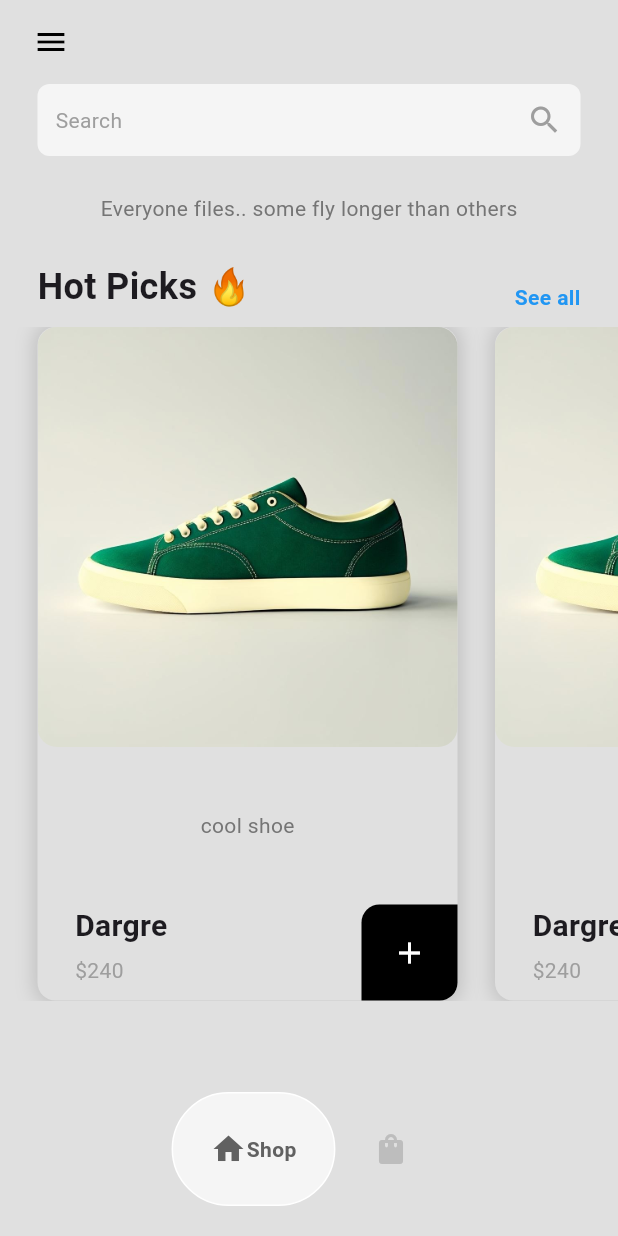
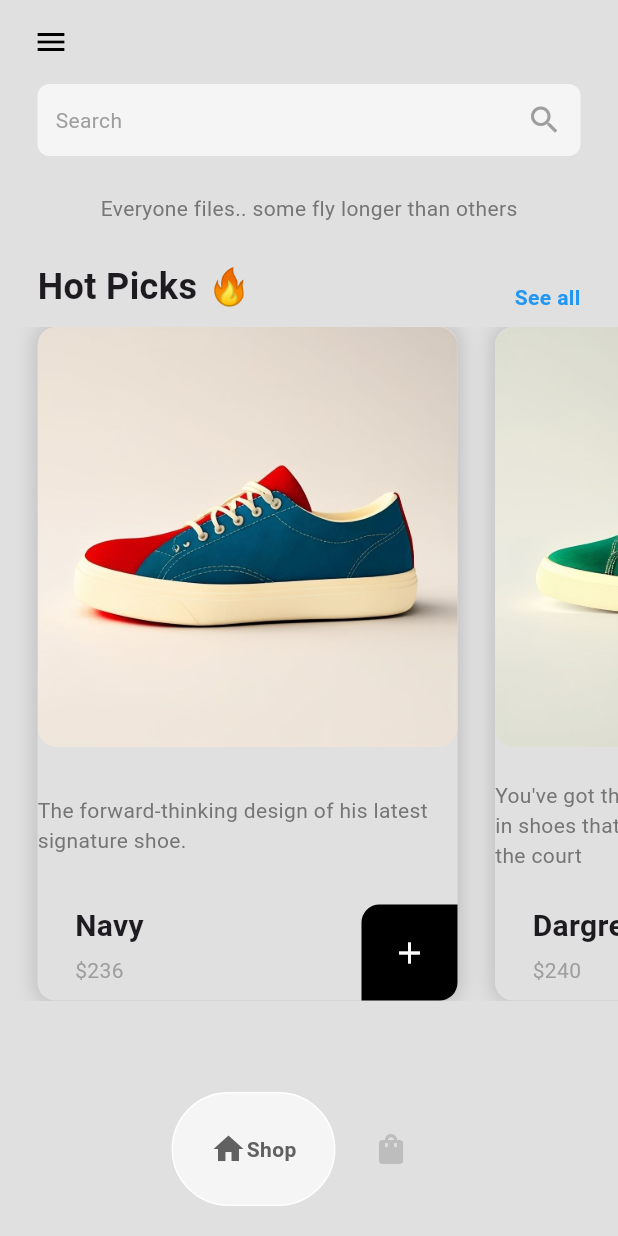
Before and after one commit to zehrayldz00/sneaker-shop, a Flutter app: the screen it shows after launch, after a tap on "Shop Now", on a phone screen of 412 x 824 dp. Run offline on Flutter 3.47's test engine with Material 3 defaults, Android fonts, the phone set to English and light mode, and no system bars; drawn by our look-alikes of google_nav_bar.

Commit message:
shoes automatically called.

```diff
--- a/lib/main.dart
+++ b/lib/main.dart
@@ -1,4 +1,6 @@
 import 'package:flutter/material.dart';
+import 'package:provider/provider.dart';
+import 'package:sneaker_shop/models/cart.dart';
 import 'package:sneaker_shop/pages/intro_page.dart';
 
 void main() {
@@ -10,9 +12,11 @@ class MyApp extends StatelessWidget {
 
   @override
   Widget build(BuildContext context) {
-    return const MaterialApp(
-      debugShowCheckedModeBanner: false,
-      home: IntroPage(),
+    return ChangeNotifierProvider(
+      create: (context) => Cart(),
+      builder: (context, child) => const MaterialApp(
+        home:IntroPage(),
+      ),
     );
   }
 }
--- a/lib/models/cart.dart
+++ b/lib/models/cart.dart
@@ -1,13 +1,58 @@
-class Cart{
+import 'package:flutter/cupertino.dart';
+
+import 'shoe.dart';
+
+class Cart extends ChangeNotifier{
   //list of shoes
+  List<Shoe> shoeShop = [
+    Shoe(
+        name: "Navy",
+        price: "236",
+        description:
+            "The forward-thinking design of his latest signature shoe.",
+        imagePath: "assets/images/navy.png"),
+    Shoe(
+        name: "Dargre",
+        price: "240",
+        description:
+            "You've got the hops and the speed-lace up in shoes that enhance what you bring to the court",
+        imagePath: "assets/images/dargre.png"),
+    Shoe(
+        name: "Henna",
+        price: "220",
+        description:
+            "A secure midfoot strap is suited for scoring binges and defensive stands, so that you can lock in and keep winning.",
+        imagePath: "assets/images/henna.png"),
+    Shoe(
+        name: "Neo",
+        price: "210",
+        description:
+            "The forward-thinking design of his latest signature shoe.",
+        imagePath: "assets/images/neo.png"),
+  ];
 
-  //list of items
+  //list of items in user cart
+  List<Shoe> userCart= [];
 
   //get list of items for sale
+  List<Shoe> getShoeList(){
+    return shoeShop;
+  }
 
   // get cart
+  List<Shoe> getUserCart(){
+    return userCart;
+  }
 
   //add items to cart
+  void addItemToCart(Shoe shoe){
+    userCart.add(shoe);
+    notifyListeners();
+  }
 
   //remove items from cart
+  void removeItemFromCart(Shoe shoe){
+    userCart.remove(shoe);
+    notifyListeners();
+  }
 }
--- a/lib/pages/shop_page.dart
+++ b/lib/pages/shop_page.dart
@@ -1,7 +1,9 @@
 import 'package:flutter/material.dart';
+import 'package:provider/provider.dart';
 import 'package:sneaker_shop/models/shoe.dart';
 
 import '../components/shoe_tile.dart';
+import '../models/cart.dart';
 
 class ShopPage extends StatefulWidget {
   const ShopPage({super.key});
@@ -13,7 +15,8 @@ class ShopPage extends StatefulWidget {
 class _ShopPageState extends State<ShopPage> {
   @override
   Widget build(BuildContext context) {
-    return Column(
+    return Consumer<Cart>(builder: (context, value, child) => Column(
+
       children: [
         // search bar
         Container(
@@ -55,24 +58,24 @@ class _ShopPageState extends State<ShopPage> {
               Text(
                 "See all",
                 style:
-                    TextStyle(fontWeight: FontWeight.bold, color: Colors.blue),
+                TextStyle(fontWeight: FontWeight.bold, color: Colors.blue),
               ),
             ],
           ),
         ),
         const SizedBox(height: 10),
 
+        // List of shoes for sale
         Expanded(
           child: ListView.builder(
             itemCount: 4,
             scrollDirection: Axis.horizontal,
             itemBuilder: (context, index) {
-              // create a shoe
-              Shoe shoe = Shoe(
-                  name: "Dargre",
-                  price: "240",
-                  description: "cool shoe",
-                  imagePath: "assets/images/dargre.png");
+
+              // get a shoe from shop list
+              Shoe shoe = value.getShoeList()[index];
+
+              // return the shoe
               return ShoeTile(
                 shoe: shoe,
               );
@@ -86,6 +89,7 @@ class _ShopPageState extends State<ShopPage> {
           ),
         )
       ],
+    ),
     );
   }
 }
--- a/pubspec.yaml
+++ b/pubspec.yaml
@@ -36,6 +36,7 @@ dependencies:
   # Use with the CupertinoIcons class for iOS style icons.
   cupertino_icons: ^1.0.8
   google_nav_bar: ^5.0.7
+  provider: ^6.1.2
 
 dev_dependencies:
   flutter_test:
```
Also changed, not shown: pubspec.lock.
